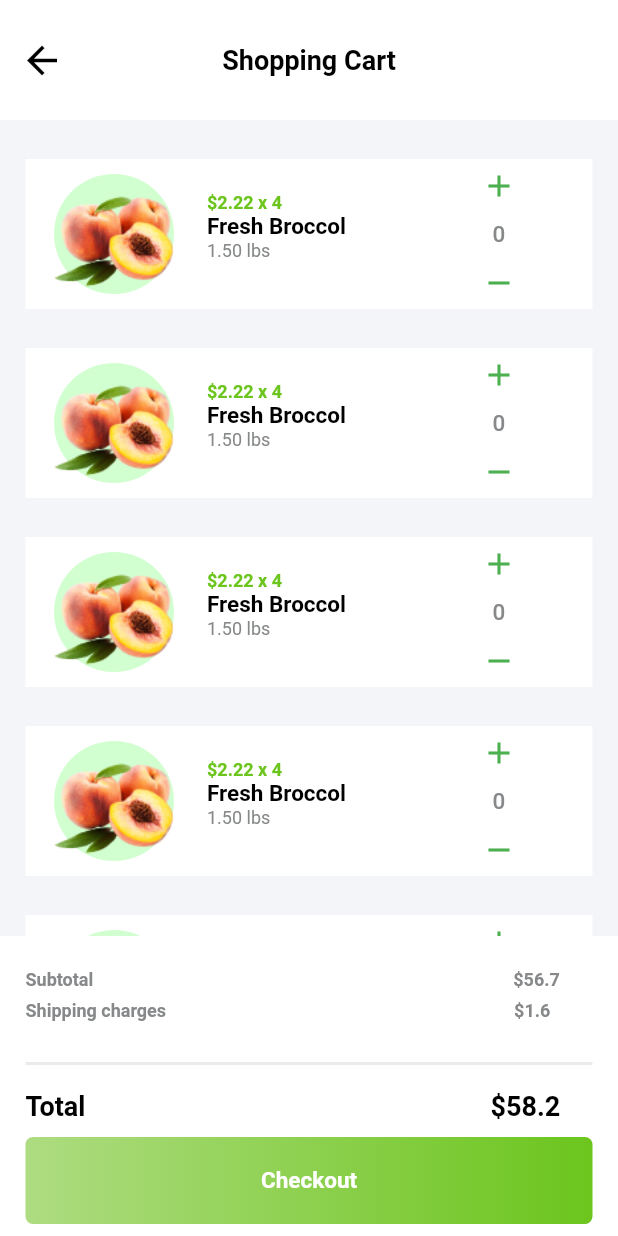
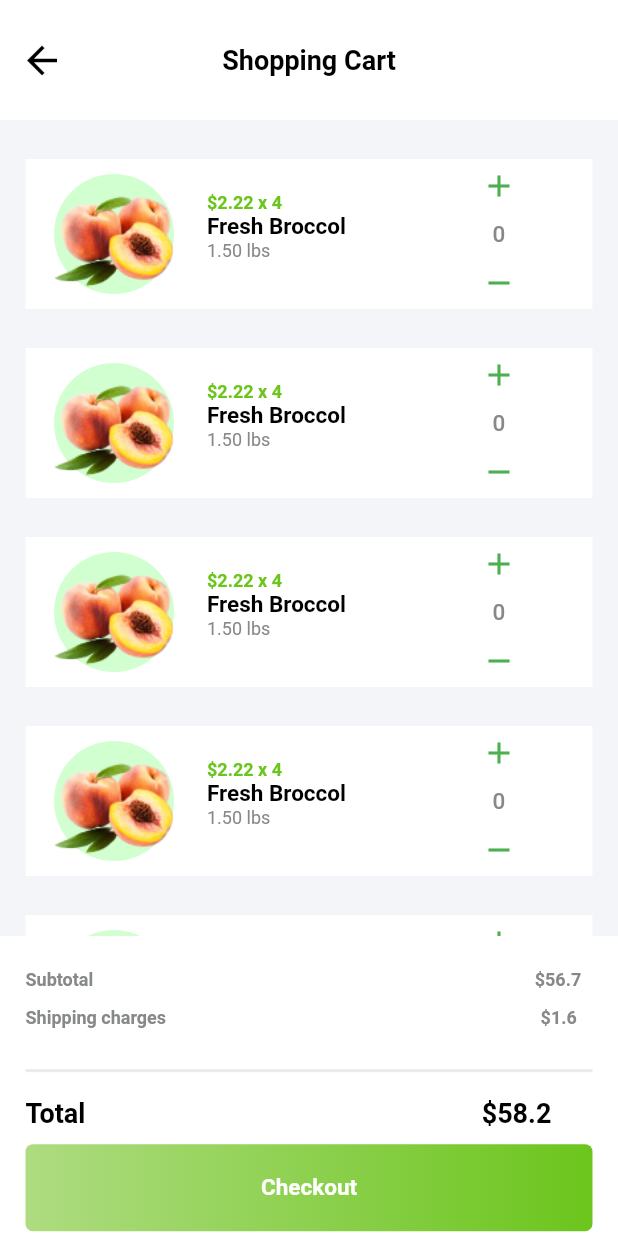
Before and after one commit to hamxamehboob/Ecommerce-App, a Flutter app: the HomeScreen screen opened directly, after a tap on the "add shopping cart" icon, on a phone screen of 412 x 824 dp. Run offline on Flutter 3.47's test engine with Material 2 defaults, Android fonts, the phone set to English and light mode, and no system bars; drawn by our look-alikes of flutter_slidable; accounts and stored records are empty.

Commit message:
Bugs resolved

```diff
--- a/lib/Screens/Home_Screen.dart
+++ b/lib/Screens/Home_Screen.dart
@@ -23,9 +23,10 @@ class _HomeScreenState extends State<HomeScreen> {
 
   @override
   Widget build(BuildContext context) {
-    var size = MediaQuery.of(context).size;
-    final double itemHeight = (size.height - kToolbarHeight - 24) / 2;
-    final double itemWidth = size.width / 2;
+    var size,height,width;
+    size = MediaQuery.of(context).size;
+    height = size.height;
+    width = size.width;
     return Scaffold(
       backgroundColor: Color(0xFFF4F5F9),
       resizeToAvoidBottomInset: false,
@@ -95,7 +96,7 @@ class _HomeScreenState extends State<HomeScreen> {
                         fontSize: 18,
                         fontWeight: FontWeight.w600),
                   ),
-                  SizedBox(width: itemWidth),
+                  SizedBox(width: width/1.7),
                   Icon(
                     Icons.arrow_forward,
                     color: Color(0xFF868889),
@@ -103,16 +104,16 @@ class _HomeScreenState extends State<HomeScreen> {
                 ],
               ),
               Container(
-                  height: itemHeight/3,
+                  height: height/7,
                   child: ListView.separated(
                       shrinkWrap: true,
                       scrollDirection: Axis.horizontal,
                       itemCount: 6,
                       separatorBuilder: (_, index) => SizedBox(
-                            width: itemWidth/21,
+                            width: width/50,
                           ),
                       itemBuilder: (_, index) => Image.asset('assets/images/peach.png'))),
-              SizedBox(height: itemHeight/10,),
+              SizedBox(height: height/20,),
               Row(
                 children: [
                   const Text(
@@ -132,9 +133,9 @@ class _HomeScreenState extends State<HomeScreen> {
               ),
               GridView.count(
                 physics: ScrollPhysics(),
-                childAspectRatio: itemHeight / 500,
+                childAspectRatio: height / 1200,
                 crossAxisCount: 2,
-                crossAxisSpacing: itemWidth/itemHeight,
+                crossAxisSpacing: width/height,
                 shrinkWrap: true,
                 children: [
                   Cart(),Cart(),
--- a/lib/Widgets/Cart_bottom_bar.dart
+++ b/lib/Widgets/Cart_bottom_bar.dart
@@ -1,5 +1,4 @@
 import 'package:ecommerce_app/Screens/InformationScreen.dart';
-import 'package:ecommerce_app/Screens/ShippingInfo.dart';
 import 'package:ecommerce_app/Widgets/AppButton.dart';
 import 'package:flutter/material.dart';
 
@@ -13,11 +12,15 @@ class BottomBar extends StatefulWidget {
 class _BottomBarState extends State<BottomBar> {
   @override
   Widget build(BuildContext context) {
+    var size, height, width;
+    size = MediaQuery.of(context).size;
+    height = size.height;
+    width = size.width;
     return Container(
       height: 200,
       color: Colors.white,
       child: Padding(
-        padding: const EdgeInsets.only(top: 22,left: 17,right: 17),
+        padding: const EdgeInsets.only(top: 22, left: 17, right: 17),
         child: Column(
           crossAxisAlignment: CrossAxisAlignment.start,
           children: [
@@ -31,7 +34,9 @@ class _BottomBarState extends State<BottomBar> {
                       fontSize: 12,
                       fontWeight: FontWeight.bold),
                 ),
-                SizedBox(width: 280,),
+                SizedBox(
+                  width: width / 1.4,
+                ),
                 Text(
                   "\$56.7",
                   style: TextStyle(
@@ -39,12 +44,11 @@ class _BottomBarState extends State<BottomBar> {
                       fontSize: 12,
                       fontWeight: FontWeight.bold),
                 ),
-
-
               ],
-
             ),
-        SizedBox(height:7 ,),
+            SizedBox(
+              height: height / 70,
+            ),
             Row(
               children: [
                 Text(
@@ -52,8 +56,11 @@ class _BottomBarState extends State<BottomBar> {
                   style: TextStyle(
                       color: Color(0xFF868889),
                       fontSize: 12,
-                  fontWeight: FontWeight.bold),),
-            SizedBox(width: 232,),
+                      fontWeight: FontWeight.bold),
+                ),
+                SizedBox(
+                  width: width / 1.65,
+                ),
                 Text(
                   "\$1.6",
                   style: TextStyle(
@@ -63,9 +70,16 @@ class _BottomBarState extends State<BottomBar> {
                 ),
               ],
             ),
-            SizedBox(height: 20,),
-            Divider(thickness: 2,color: Color(0xFFEBEBEB),),
-            SizedBox(height: 10,),
+            SizedBox(
+              height: 20,
+            ),
+            Divider(
+              thickness: 2,
+              color: Color(0xFFEBEBEB),
+            ),
+            SizedBox(
+              height: 10,
+            ),
             Row(
               children: [
                 Text(
@@ -75,7 +89,9 @@ class _BottomBarState extends State<BottomBar> {
                       fontSize: 18,
                       fontWeight: FontWeight.bold),
                 ),
-                SizedBox(width: 270,),
+                SizedBox(
+                  width: width / 1.56,
+                ),
                 Text(
                   "\$58.2",
                   style: TextStyle(
@@ -85,9 +101,14 @@ class _BottomBarState extends State<BottomBar> {
                 ),
               ],
             ),
-            SizedBox(height: 10,),
-            AppButton(label: "Checkout", onPress: (){
-              Navigator.of(context).push(MaterialPageRoute(builder: (_) => info()));
+            SizedBox(
+              height: 10,
+            ),
+            AppButton(
+                label: "Checkout",
+                onPress: () {
+                  Navigator.of(context)
+                      .push(MaterialPageRoute(builder: (_) => info()));
                 })
           ],
         ),
--- a/lib/Widgets/Categories_Cart.dart
+++ b/lib/Widgets/Categories_Cart.dart
@@ -10,8 +10,13 @@ class Cart extends StatefulWidget {
 }
 
 class _CartState extends State<Cart> {
+
   @override
   Widget build(BuildContext context) {
+    var size,height,width;
+    size = MediaQuery.of(context).size;
+    height = size.height;
+    width = size.width;
     return Column(
       children: [
         Container(
@@ -67,7 +72,7 @@ class _CartState extends State<Cart> {
         ),
         SizedBox(height: 2,),
         Padding(
-          padding: const EdgeInsets.only(left:10,right: 10),
+          padding: const EdgeInsets.only(left:2,right: 2),
           child: Container(height: 26,
             color: Colors.white,
             child: Padding(
@@ -75,7 +80,7 @@ class _CartState extends State<Cart> {
               child: Row(
                 children: [
                   Icon(Icons.shopping_cart,color: Colors.green,size: 20,),
-                  SizedBox(width: 9,),
+                  SizedBox(width: 10,),
                   GestureDetector(
                     onTap: (){
                       Navigator.of(context).push(MaterialPageRoute(builder: (_) => ShopCart()));
--- a/lib/main.dart
+++ b/lib/main.dart
@@ -1,7 +1,6 @@
 
 import 'package:flutter/material.dart';
 
-import 'Screens/Home_Screen.dart';
 import 'Screens/SplashScreen.dart';
 
 
@@ -16,7 +15,7 @@ class MyApp extends StatelessWidget {
   @override
   Widget build(BuildContext context) {
     return  MaterialApp(
-      home: HomeScreen(),
+      home: Splash(),
       debugShowCheckedModeBanner: false,
     );
   }
```
Lines whose indentation alone changed are shown as unchanged.
